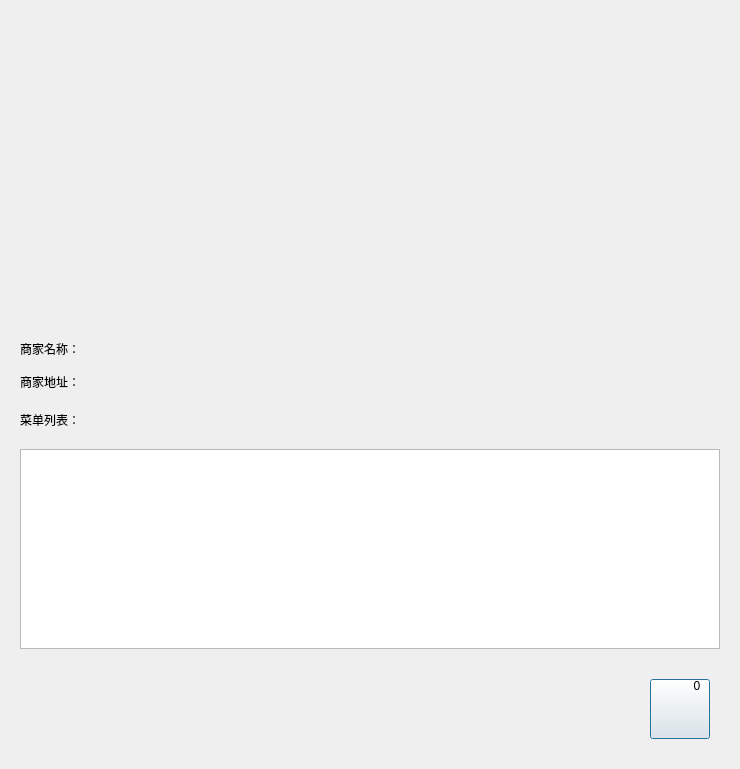
This is client/merchantdialog.ui in KBchulan/HungerYet as Qt 5 draws it before an edit. The edited form follows.
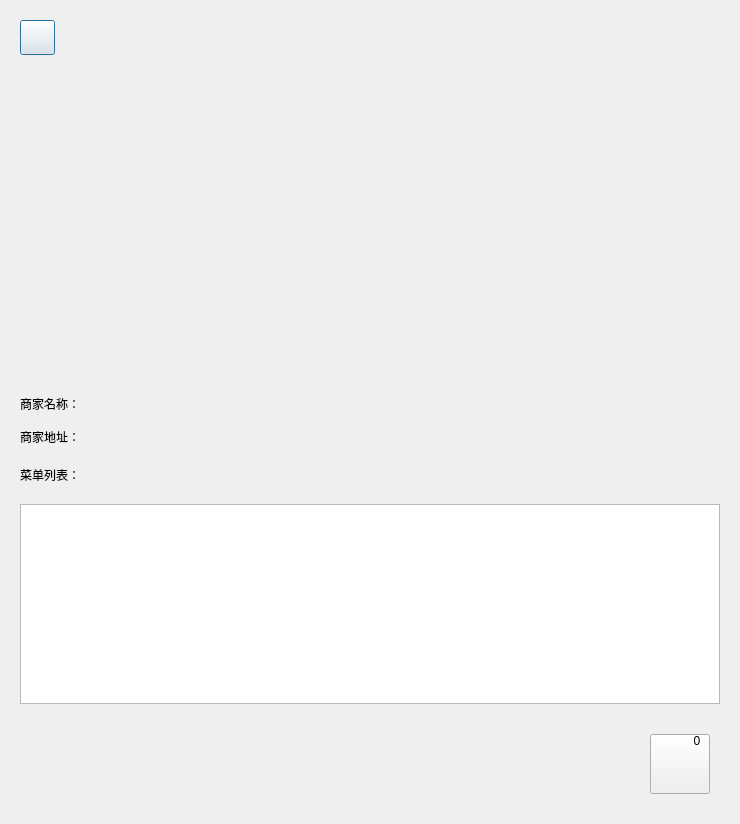
This is the edited form.

The edit to the form file:
```diff
--- a/client/merchantdialog.ui
+++ b/client/merchantdialog.ui
@@ -7,7 +7,7 @@
     <x>0</x>
     <y>0</y>
     <width>740</width>
-    <height>700</height>
+    <height>800</height>
    </rect>
   </property>
   <property name="windowTitle">
@@ -29,6 +29,42 @@
    <property name="bottomMargin">
     <number>20</number>
    </property>
+   <item>
+    <layout class="QHBoxLayout" name="horizontalLayout_2">
+     <item>
+      <widget class="QPushButton" name="return_menu_btn">
+       <property name="minimumSize">
+        <size>
+         <width>35</width>
+         <height>35</height>
+        </size>
+       </property>
+       <property name="maximumSize">
+        <size>
+         <width>35</width>
+         <height>35</height>
+        </size>
+       </property>
+       <property name="text">
+        <string/>
+       </property>
+      </widget>
+     </item>
+     <item>
+      <spacer name="horizontalSpacer_2">
+       <property name="orientation">
+        <enum>Qt::Horizontal</enum>
+       </property>
+       <property name="sizeHint" stdset="0">
+        <size>
+         <width>40</width>
+         <height>20</height>
+        </size>
+       </property>
+      </spacer>
+     </item>
+    </layout>
+   </item>
    <item>
     <widget class="QWidget" name="imageContainer" native="true">
      <property name="minimumSize">
```
